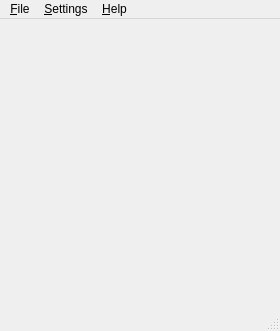
First picture: the form in src/ui/mainwindow.ui, repository hakaishi/nobleNote, before the edit.
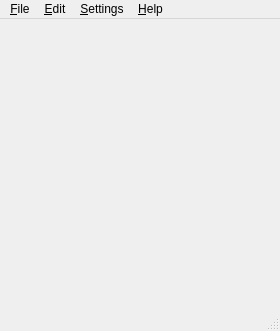
Second picture: the form after the edit. Icons and pictures are not drawn.

The edit to the form file:
```diff
--- a/src/ui/mainwindow.ui
+++ b/src/ui/mainwindow.ui
@@ -17,6 +17,9 @@
    <iconset resource="../../nobleNote.qrc">
     <normaloff>:/nobleNote</normaloff>:/nobleNote</iconset>
   </property>
+  <property name="toolButtonStyle">
+   <enum>Qt::ToolButtonTextUnderIcon</enum>
+  </property>
   <widget class="QWidget" name="centralwidget">
    <layout class="QGridLayout" name="gridLayout"/>
   </widget>
@@ -48,7 +51,15 @@
     </property>
     <addaction name="actionAbout"/>
    </widget>
+   <widget class="QMenu" name="menu_Edit">
+    <property name="title">
+     <string>&amp;Edit</string>
+    </property>
+    <addaction name="actionCreate_new_note_book"/>
+    <addaction name="actionCreate_new_note"/>
+   </widget>
    <addaction name="menuFile"/>
+   <addaction name="menu_Edit"/>
    <addaction name="menu_Settings"/>
    <addaction name="menu_Help"/>
   </widget>
```
Left out of the diff: 12 changed lines with no effect on the pictures.
